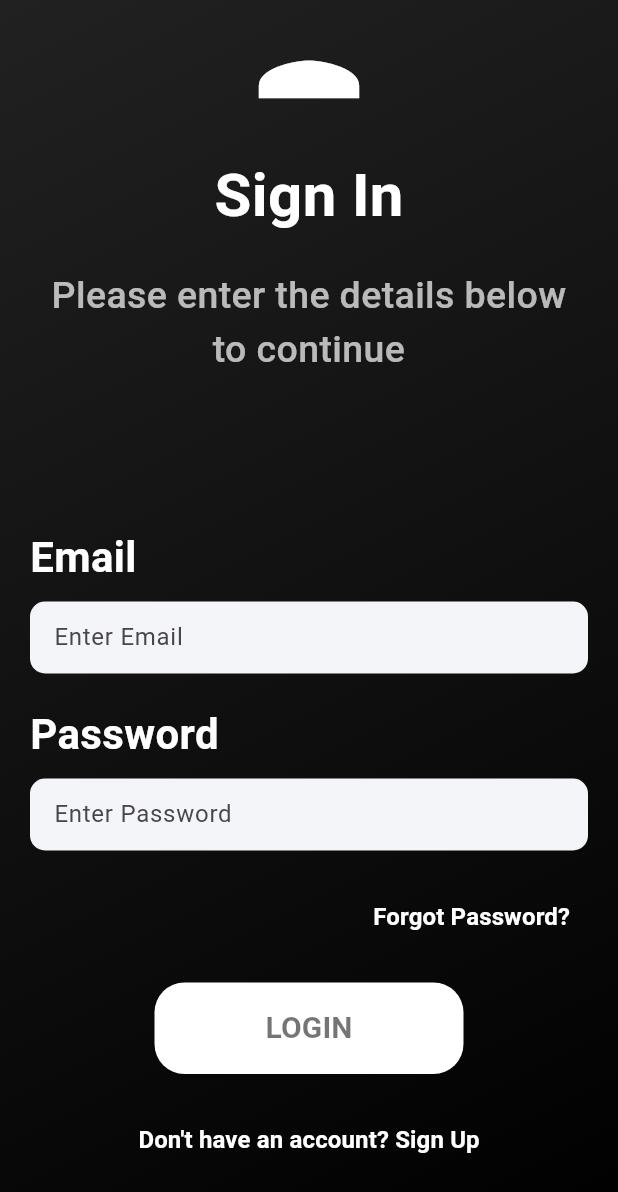
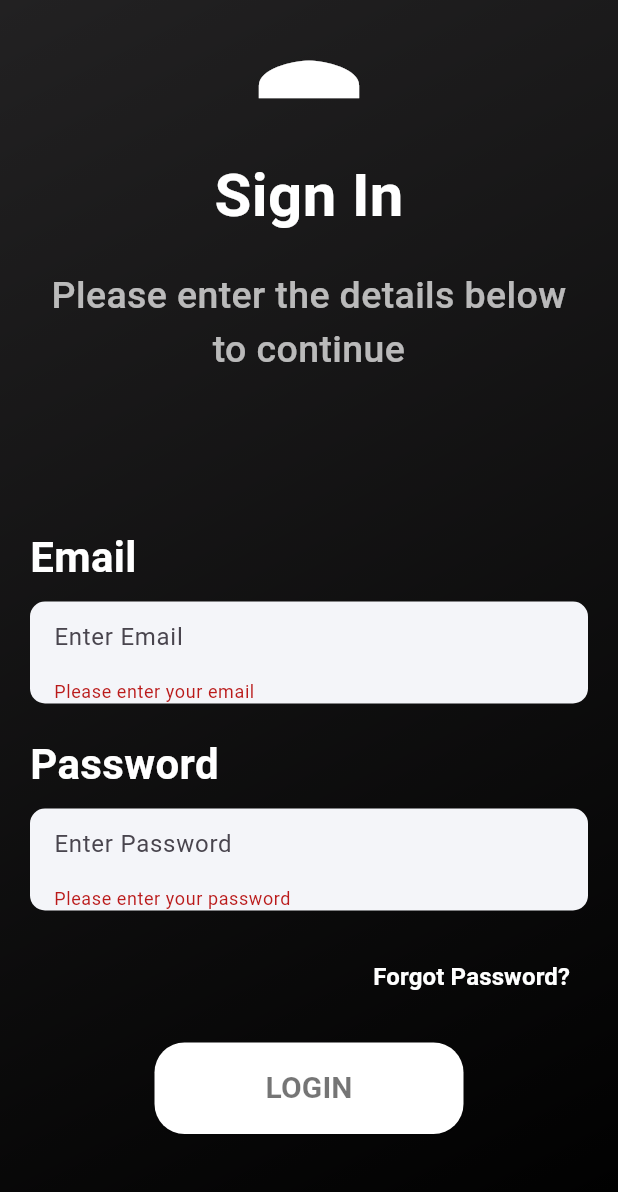
Before and after one commit to PersonUK-Git/Flutter_ecom, a Flutter app: the screen it shows after launch, scrolled down 58 dp, after a tap on "LOGIN", on a phone screen of 412 x 824 dp. Shown: the top 1192 px of the screen. Run offline on Flutter 3.47's test engine with Material 3 defaults, Android fonts, the phone set to English and light mode, and no system bars; our stand-ins replace cloud_firestore, curved_navigation_bar, firebase_auth, firebase_core, random_string; accounts and stored records are empty.

```diff
--- a/lib/pages/login.dart
+++ b/lib/pages/login.dart
@@ -1,6 +1,8 @@
 import 'package:ecom/pages/animated_text.dart';
+import 'package:ecom/pages/bottomnav.dart';
 import 'package:ecom/pages/sign_up.dart';
 import 'package:ecom/widget/support_widget.dart';
+import 'package:firebase_auth/firebase_auth.dart';
 import 'package:flutter/material.dart';
 
 class Login extends StatefulWidget {
@@ -11,6 +13,68 @@ class Login extends StatefulWidget {
 }
 
 class _LoginState extends State<Login> {
+  TextEditingController emailController = TextEditingController();
+  TextEditingController passwordController = TextEditingController();
+  final _formKey = GlobalKey<FormState>();
+
+  login() async {
+    if (emailController.text.isNotEmpty && passwordController.text.isNotEmpty) {
+      try {
+        UserCredential userCredential = await FirebaseAuth.instance.signInWithEmailAndPassword(
+          email: emailController.text,
+          password: passwordController.text,
+        );
+
+        ScaffoldMessenger.of(context).showSnackBar(
+          SnackBar(
+            backgroundColor: Colors.green,
+            content: Text(
+              "Logged in Successfully",
+              style: TextStyle(fontSize: 20),
+            ),
+          ),
+        );
+
+        Navigator.push(context, MaterialPageRoute(builder: (context) => Bottomnav()));
+
+        // Navigate to the home page or any other page
+        // Navigator.push(context, MaterialPageRoute(builder: (context) => HomePage()));
+      } on FirebaseAuthException catch (e) {
+        if (e.code == 'user-not-found') {
+          ScaffoldMessenger.of(context).showSnackBar(
+            SnackBar(
+              backgroundColor: Colors.redAccent,
+              content: Text(
+                "No user found for that email.",
+                style: TextStyle(fontSize: 20),
+              ),
+            ),
+          );
+        } else if (e.code == 'wrong-password') {
+          ScaffoldMessenger.of(context).showSnackBar(
+            SnackBar(
+              backgroundColor: Colors.redAccent,
+              content: Text(
+                "Wrong password provided for that user.",
+                style: TextStyle(fontSize: 20),
+              ),
+            ),
+          );
+        }
+      }
+    } else {
+      ScaffoldMessenger.of(context).showSnackBar(
+        SnackBar(
+          backgroundColor: Colors.redAccent,
+          content: Text(
+            "Please fill all fields",
+            style: TextStyle(fontSize: 20),
+          ),
+        ),
+      );
+    }
+  }
+
   @override
   Widget build(BuildContext context) {
     return Scaffold(
@@ -26,6 +90,8 @@ class _LoginState extends State<Login> {
         child: Container(
           margin: EdgeInsets.symmetric(horizontal: 20, vertical: 40),
           child: SingleChildScrollView(
+            child: Form(
+              key: _formKey,
               child: Column(
                 crossAxisAlignment: CrossAxisAlignment.start,
                 children: [
@@ -70,12 +136,19 @@ class _LoginState extends State<Login> {
                       color: Color(0xFFF4F5F9),
                       borderRadius: BorderRadius.circular(10),
                     ),
-                  child: TextField(
+                    child: TextFormField(
+                      controller: emailController,
                       decoration: InputDecoration(
                         border: InputBorder.none,
                         hintText: "Enter Email",
                         contentPadding: EdgeInsets.symmetric(horizontal: 16, vertical: 12),
                       ),
+                      validator: (value) {
+                        if (value == null || value.isEmpty) {
+                          return 'Please enter your email';
+                        }
+                        return null;
+                      },
                     ),
                   ),
                   const SizedBox(height: 20),
@@ -89,13 +162,20 @@ class _LoginState extends State<Login> {
                       color: Color(0xFFF4F5F9),
                       borderRadius: BorderRadius.circular(10),
                     ),
-                  child: TextField(
+                    child: TextFormField(
+                      controller: passwordController,
                       decoration: InputDecoration(
                         border: InputBorder.none,
                         hintText: "Enter Password",
                         contentPadding: EdgeInsets.symmetric(horizontal: 16, vertical: 12),
                       ),
                       obscureText: true,
+                      validator: (value) {
+                        if (value == null || value.isEmpty) {
+                          return 'Please enter your password';
+                        }
+                        return null;
+                      },
                     ),
                   ),
                   const SizedBox(height: 20),
@@ -121,7 +201,9 @@ class _LoginState extends State<Login> {
                   Center(
                     child: ElevatedButton(
                       onPressed: () {
-                      // Add your login logic here
+                        if (_formKey.currentState!.validate()) {
+                          login();
+                        }
                       },
                       style: ElevatedButton.styleFrom(
                         padding: EdgeInsets.symmetric(vertical: 16),
@@ -145,7 +227,6 @@ class _LoginState extends State<Login> {
                   Center(
                     child: TextButton(
                       onPressed: () {
-                      // Add your sign-up logic here
                         Navigator.push(context, MaterialPageRoute(builder: (context) => const SignUp()));
                       },
                       child: Text(
@@ -163,6 +244,7 @@ class _LoginState extends State<Login> {
             ),
           ),
         ),
+      ),
     );
   }
 }
--- a/pubspec.yaml
+++ b/pubspec.yaml
@@ -39,6 +39,7 @@ dependencies:
   cloud_firestore:
   firebase_core: ^3.1.1
   firebase_auth:
+  random_string: ^2.3.1
 
 dev_dependencies:
   flutter_test:
```
Also changed, not shown: lib/pages/sign_up.dart (+13 -0 lines), lib/services/database.dart (added, +7 -0 lines), pubspec.lock. Lines whose indentation alone changed are shown as unchanged.
